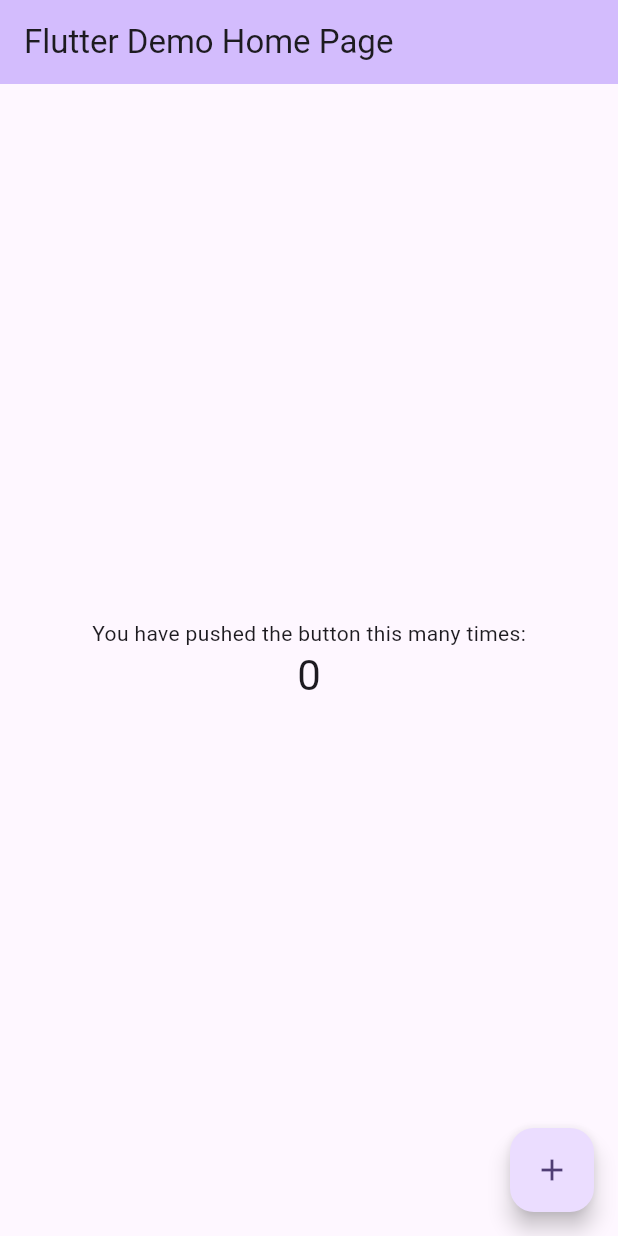
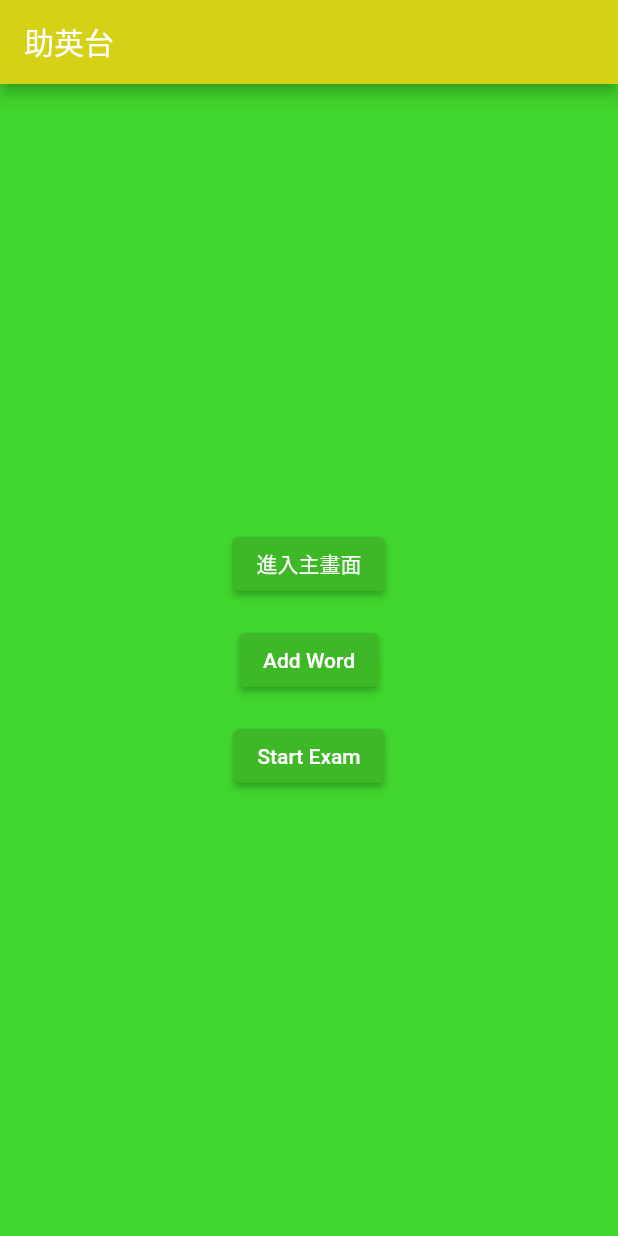
Before and after one commit to nelsonchung/helpyouimproveenglish, a Flutter app: the screen it shows after launch, on a phone screen of 412 x 824 dp. Run offline on Flutter 3.47's test engine with Material 2 defaults, Android fonts, the phone set to English and light mode, and no system bars; our stand-ins replace sqflite; accounts and stored records are empty.

Commit message:
可以進入主畫面，並看到english_page

```diff
--- a/lib/main.dart
+++ b/lib/main.dart
@@ -1,125 +1,86 @@
 import 'package:flutter/material.dart';
+import 'create_new_word.dart';
+import 'exam.dart';
+import 'main_page.dart';
 
 void main() {
   runApp(const MyApp());
 }
 
 class MyApp extends StatelessWidget {
-  const MyApp({super.key});
+  // ignore: use_key_in_widget_constructors
+  const MyApp({Key? key});
 
-  // This widget is the root of your application.
   @override
   Widget build(BuildContext context) {
     return MaterialApp(
-      title: 'Flutter Demo',
+      title: '助英台',
       theme: ThemeData(
-        // This is the theme of your application.
-        //
-        // TRY THIS: Try running your application with "flutter run". You'll see
-        // the application has a blue toolbar. Then, without quitting the app,
-        // try changing the seedColor in the colorScheme below to Colors.green
-        // and then invoke "hot reload" (save your changes or press the "hot
-        // reload" button in a Flutter-supported IDE, or press "r" if you used
-        // the command line to start the app).
-        //
-        // Notice that the counter didn't reset back to zero; the application
-        // state is not lost during the reload. To reset the state, use hot
-        // restart instead.
-        //
-        // This works for code too, not just values: Most code changes can be
-        // tested with just a hot reload.
-        colorScheme: ColorScheme.fromSeed(seedColor: Colors.deepPurple),
-        useMaterial3: true,
+        canvasColor: Colors.white,
+        colorScheme: ColorScheme.fromSwatch(
+          primarySwatch: Colors.deepPurple,
+          brightness: Brightness.dark,
+        ),
+        scaffoldBackgroundColor: const Color(0xFF41D62D), // 調整背景顏色
+        appBarTheme: const AppBarTheme(
+          backgroundColor: Color(0xFFD4D117), // 調整標題背景顏色
+        ),
+        elevatedButtonTheme: ElevatedButtonThemeData(
+          style: ElevatedButton.styleFrom(
+            backgroundColor: const Color(0xFF3FB827), // 調整按鈕背景顏色
+          ),
+        ),
+        visualDensity: VisualDensity.adaptivePlatformDensity,
       ),
-      home: const MyHomePage(title: 'Flutter Demo Home Page'),
+      routes: {
+        '/mainPage': (context) => const MainPage(),
+        '/createNewWord': (context) => const CreateNewWordPage(),
+        '/exam': (context) => const ExamPage(),
+      },
+      home: const MyHomePage(title: '助英台'),
     );
   }
 }
 
-class MyHomePage extends StatefulWidget {
-  const MyHomePage({super.key, required this.title});
-
-  // This widget is the home page of your application. It is stateful, meaning
-  // that it has a State object (defined below) that contains fields that affect
-  // how it looks.
-
-  // This class is the configuration for the state. It holds the values (in this
-  // case the title) provided by the parent (in this case the App widget) and
-  // used by the build method of the State. Fields in a Widget subclass are
-  // always marked "final".
+class MyHomePage extends StatelessWidget {
+  // ignore: use_key_in_widget_constructors
+  const MyHomePage({Key? key, required this.title});
 
   final String title;
 
   @override
-  State<MyHomePage> createState() => _MyHomePageState();
-}
-
-class _MyHomePageState extends State<MyHomePage> {
-  int _counter = 0;
-
-  void _incrementCounter() {
-    setState(() {
-      // This call to setState tells the Flutter framework that something has
-      // changed in this State, which causes it to rerun the build method below
-      // so that the display can reflect the updated values. If we changed
-      // _counter without calling setState(), then the build method would not be
-      // called again, and so nothing would appear to happen.
-      _counter++;
-    });
-  }
-
-  @override
   Widget build(BuildContext context) {
-    // This method is rerun every time setState is called, for instance as done
-    // by the _incrementCounter method above.
-    //
-    // The Flutter framework has been optimized to make rerunning build methods
-    // fast, so that you can just rebuild anything that needs updating rather
-    // than having to individually change instances of widgets.
     return Scaffold(
       appBar: AppBar(
-        // TRY THIS: Try changing the color here to a specific color (to
-        // Colors.amber, perhaps?) and trigger a hot reload to see the AppBar
-        // change color while the other colors stay the same.
-        backgroundColor: Theme.of(context).colorScheme.inversePrimary,
-        // Here we take the value from the MyHomePage object that was created by
-        // the App.build method, and use it to set our appbar title.
-        title: Text(widget.title),
+        title: Text(title),
       ),
       body: Center(
-        // Center is a layout widget. It takes a single child and positions it
-        // in the middle of the parent.
         child: Column(
-          // Column is also a layout widget. It takes a list of children and
-          // arranges them vertically. By default, it sizes itself to fit its
-          // children horizontally, and tries to be as tall as its parent.
-          //
-          // Column has various properties to control how it sizes itself and
-          // how it positions its children. Here we use mainAxisAlignment to
-          // center the children vertically; the main axis here is the vertical
-          // axis because Columns are vertical (the cross axis would be
-          // horizontal).
-          //
-          // TRY THIS: Invoke "debug painting" (choose the "Toggle Debug Paint"
-          // action in the IDE, or press "p" in the console), to see the
-          // wireframe for each widget.
           mainAxisAlignment: MainAxisAlignment.center,
           children: <Widget>[
-            const Text(
-              'You have pushed the button this many times:',
+            ElevatedButton(
+              onPressed: () {
+                Navigator.pushNamed(context, '/mainPage');
+              },
+              child: const Text('進入主畫面'),
             ),
-            Text(
-              '$_counter',
-              style: Theme.of(context).textTheme.headlineMedium,
+            const SizedBox(height: 16.0),
+            ElevatedButton(
+              onPressed: () {
+                Navigator.pushNamed(context, '/createNewWord');
+              },
+              child: const Text('Add Word'),
+            ),
+            const SizedBox(height: 16.0),
+            ElevatedButton(
+              onPressed: () {
+                Navigator.pushNamed(context, '/exam');
+              },
+              child: const Text('Start Exam'),
             ),
           ],
         ),
       ),
-      floatingActionButton: FloatingActionButton(
-        onPressed: _incrementCounter,
-        tooltip: 'Increment',
-        child: const Icon(Icons.add),
-      ), // This trailing comma makes auto-formatting nicer for build methods.
     );
   }
 }
```
Also changed, not shown: lib/create_new_word.dart (added, +82 -0 lines), lib/english_page.dart (added, +211 -0 lines), lib/exam.dart (added, +122 -0 lines), lib/main_page.dart (added, +69 -0 lines), pubspec.yaml (+11 -1 lines), assets/chemistry_icon.png (added), assets/directory_icon.png (added), assets/laboratory_icon.png (added), assets/personal_icon.png (added), assets/science_icon.png (added), pubspec.lock, 11 other files.
